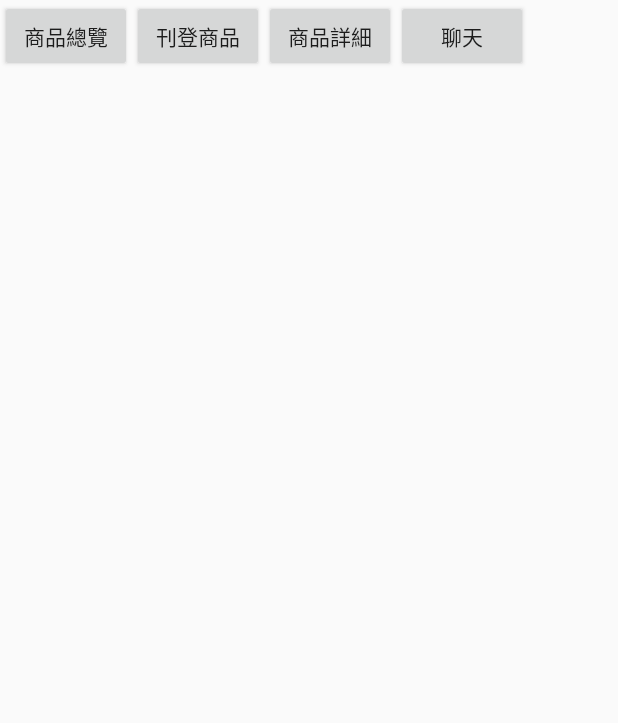
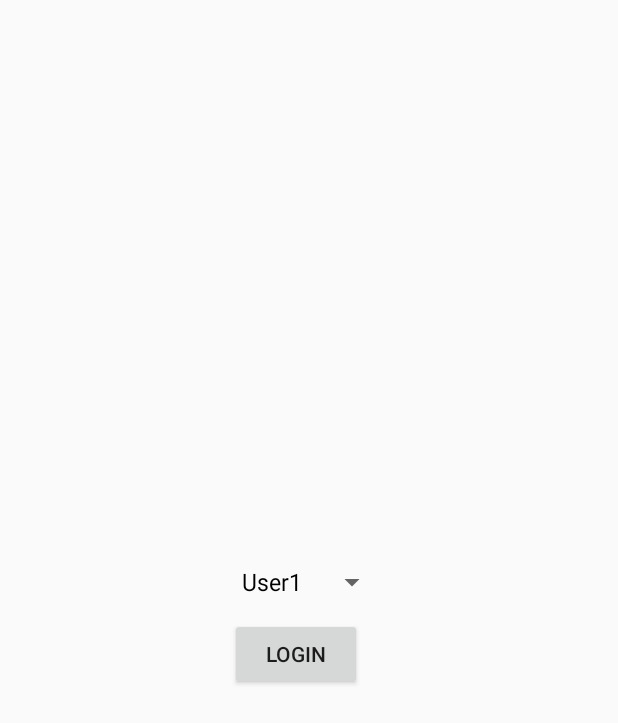
Before and after one commit to dada8397/SchoolShop, an Android app: the screen it shows after launch (MainActivity), on a phone screen of 412 x 824 dp. Shown: the top 723 px of the screen. Run offline under Robolectric (Android 15) with nearby library versions, the phone set to English and light mode, and no system bars.

Commit message:
Add login and intent user ID

```diff
--- a/app/src/main/java/com/example/schoolshop/ChatActivity.java
+++ b/app/src/main/java/com/example/schoolshop/ChatActivity.java
@@ -1,5 +1,6 @@
 package com.example.schoolshop;
 
+import android.content.Intent;
 import android.os.Bundle;
 import android.support.v7.app.AppCompatActivity;
 import android.util.Log;
@@ -34,11 +35,16 @@ public class ChatActivity extends AppCompatActivity {
     private EditText editText;
     private MessageAdapter messageAdapter;
     private ListView messagesView;
+    private String userID;
 
     @Override
     protected void onCreate(Bundle savedInstanceState) {
         super.onCreate(savedInstanceState);
         setContentView(R.layout.activity_chat);
+
+        Intent intent = this.getIntent();
+        userID = intent.getStringExtra("UserID");
+
         editText = (EditText) findViewById(R.id.editText);
         messageAdapter = new MessageAdapter(this);
         messagesView = (ListView) findViewById(R.id.messages_view);
--- a/app/src/main/java/com/example/schoolshop/CreateActivity.java
+++ b/app/src/main/java/com/example/schoolshop/CreateActivity.java
@@ -55,6 +55,7 @@ public class CreateActivity extends AppCompatActivity {
     private String get_item;
     private String get_price;
     private String get_description;
+    private String userID;
 
 
     public String postUrl= "http://merry.ee.ncku.edu.tw:10000/createStuff/";
@@ -67,6 +68,8 @@ public class CreateActivity extends AppCompatActivity {
         super.onCreate(savedInstanceState);
         setContentView(R.layout.activity_create);
 
+        Intent intent = this.getIntent();
+        userID = intent.getStringExtra("UserID");
 
         //初始化
         image1 = (ImageView) findViewById(R.id.photo1_imageView);
--- a/app/src/main/java/com/example/schoolshop/MainActivity.java
+++ b/app/src/main/java/com/example/schoolshop/MainActivity.java
@@ -4,23 +4,36 @@ import android.content.Intent;
 import android.support.v7.app.AppCompatActivity;
 import android.os.Bundle;
 import android.view.View;
+import android.widget.AdapterView;
+import android.widget.ArrayAdapter;
+import android.widget.Spinner;
 
 public class MainActivity extends AppCompatActivity {
+
+    private Spinner spinnerUsers;
+    private String userID;
 
     @Override
     protected void onCreate(Bundle savedInstanceState) {
         super.onCreate(savedInstanceState);
         setContentView(R.layout.activity_main);
-    }
+        spinnerUsers = findViewById(R.id.spinner_users);
+        final String[] userIDs = {"1", "2"};
+        ArrayAdapter<CharSequence> userList = ArrayAdapter.createFromResource(MainActivity.this,
+                R.array.users,
+                android.R.layout.simple_spinner_dropdown_item);
+        spinnerUsers.setAdapter(userList);
+        spinnerUsers.setOnItemSelectedListener(new AdapterView.OnItemSelectedListener() {
+            @Override
+            public void onItemSelected(AdapterView<?> parent, View view, int position, long id) {
+                userID = userIDs[position];
+            }
 
-    public void listOnClick(View v) {
-        Intent intent = new Intent(MainActivity.this, ListActivity.class);
-        startActivity(intent);
-    }
-
-    public void createOnClick(View v) {
-        Intent intent = new Intent(MainActivity.this, CreateActivity.class);
-        startActivity(intent);
+            @Override
+            public void onNothingSelected(AdapterView<?> parent) {
+                userID = "1";
+            }
+        });
     }
 
     public void detailOnClick(View v) {
@@ -28,8 +41,9 @@ public class MainActivity extends AppCompatActivity {
         startActivity(intent);
     }
 
-    public void chatOnClick(View v) {
-        Intent intent = new Intent(MainActivity.this, ChatActivity.class);
+    public void loginOnClick(View v) {
+        Intent intent = new Intent(MainActivity.this, ListActivity.class);
+        intent.putExtra("UserID", userID);
         startActivity(intent);
     }
 }
--- a/app/src/main/res/layout/activity_main.xml
+++ b/app/src/main/res/layout/activity_main.xml
@@ -2,36 +2,22 @@
 <LinearLayout xmlns:android="http://schemas.android.com/apk/res/android"
     xmlns:app="http://schemas.android.com/apk/res-auto"
     xmlns:tools="http://schemas.android.com/tools"
-    android:layout_width="match_parent"
-    android:layout_height="match_parent"
-    tools:context=".MainActivity">
+    android:layout_width="wrap_content"
+    android:layout_height="wrap_content"
+    tools:context=".MainActivity"
+    android:orientation="vertical"
+    android:layout_gravity="center" >
+
+    <Spinner
+        android:id="@+id/spinner_users"
+        android:layout_width="wrap_content"
+        android:layout_height="wrap_content" />
 
     <Button
-        android:id="@+id/btn_list"
+        android:id="@+id/btn_login"
         android:layout_width="wrap_content"
         android:layout_height="wrap_content"
-        android:text="@string/label_activity_list"
-        android:onClick="listOnClick"/>
-
-    <Button
-        android:id="@+id/btn_create"
-        android:layout_width="wrap_content"
-        android:layout_height="wrap_content"
-        android:text="@string/label_activity_create"
-        android:onClick="createOnClick"/>
-
-    <Button
-        android:id="@+id/btn_detail"
-        android:layout_width="wrap_content"
-        android:layout_height="wrap_content"
-        android:text="@string/label_activity_detail"
-        android:onClick="detailOnClick"/>
-
-    <Button
-        android:id="@+id/btn_chat"
-        android:layout_width="wrap_content"
-        android:layout_height="wrap_content"
-        android:text="@string/label_activity_chat"
-        android:onClick="chatOnClick"/>
+        android:onClick="loginOnClick"
+        android:text="@string/button_login" />
 
 </LinearLayout>
--- a/app/src/main/res/values/strings.xml
+++ b/app/src/main/res/values/strings.xml
@@ -4,4 +4,9 @@
     <string name="label_activity_create">刊登商品</string>
     <string name="label_activity_detail">商品詳細</string>
     <string name="label_activity_chat">聊天</string>
+    <string-array name="users">
+        <item>User1</item>
+        <item>User2</item>
+    </string-array>
+    <string name="button_login">Login</string>
 </resources>
```
Also changed, not shown: app/src/main/java/com/example/schoolshop/ListActivity.java (+24 -0 lines), app/src/main/res/layout/activity_list.xml (+28 -3 lines).
